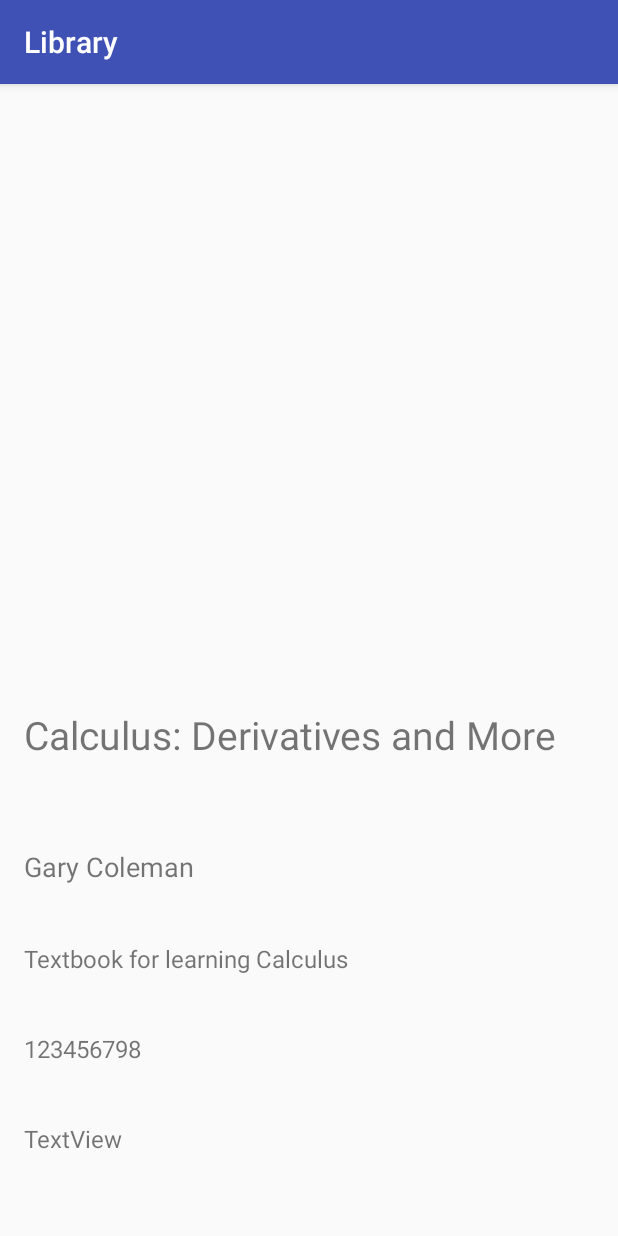
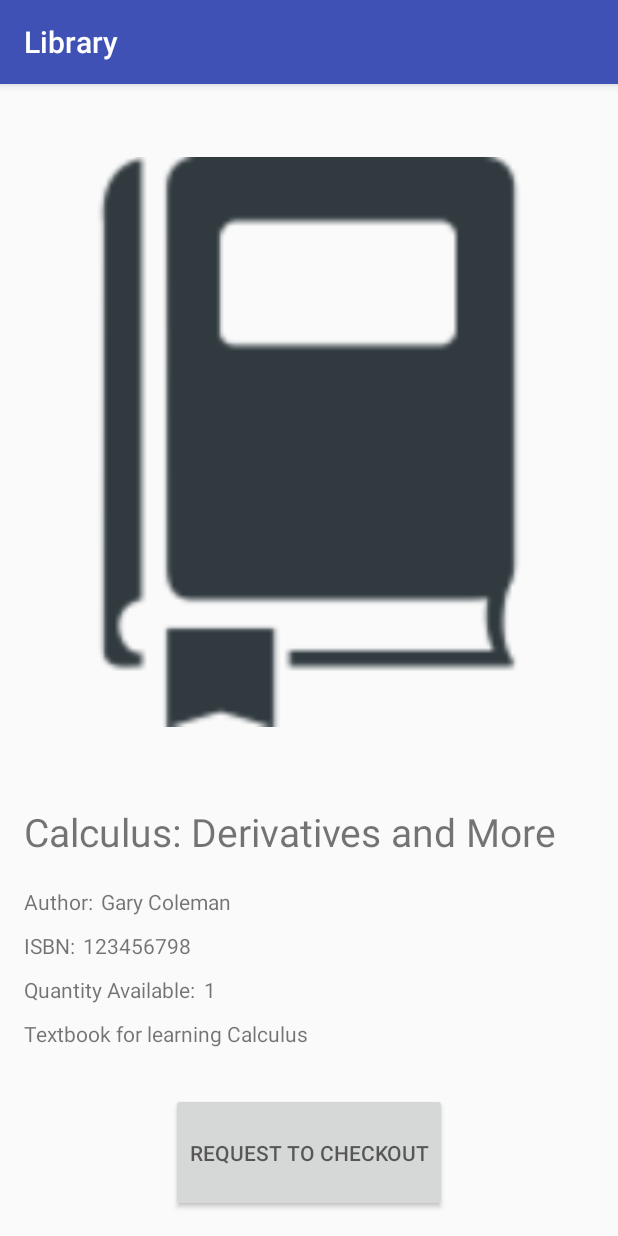
Before and after one commit to jcabrera31/Book, an Android app: the screen it shows after launch (BookDetailsActivity), after a tap on "Calculus: Derivatives and More", on a phone screen of 412 x 824 dp. Run offline under Robolectric (Android 15) with nearby library versions, the phone set to English and light mode, and no system bars.

Commit message:
new details layout

```diff
--- a/app/src/main/java/edu/orangecoastcollege/cs273/jcabrera31/book/Book.java
+++ b/app/src/main/java/edu/orangecoastcollege/cs273/jcabrera31/book/Book.java
@@ -14,29 +14,29 @@ public class Book {
     private String mDescription;
     private String mAuthor;
     private int mISBN;
-    private boolean isAvailable;
+    private int qtyAvail;
     private Uri mImageUri;
 
-    public Book(int mId, String mTitle, String mDescription, String mAuthor, int mISBN, boolean isAvailable, Uri mImageUri) {
-        this(mTitle,  mDescription,  mAuthor,  mISBN,  isAvailable,  mImageUri);
+    public Book(int mId, String mTitle, String mDescription, String mAuthor, int mISBN, int qty, Uri mImageUri) {
+        this(mTitle,  mDescription,  mAuthor,  mISBN,  qty,  mImageUri);
         this.mId = mId;
     }
 
-    public Book(String mTitle, String mDescription, String mAuthor, int mISBN, boolean isAvailable, Uri mImageUri) {
+    public Book(String mTitle, String mDescription, String mAuthor, int mISBN, int qty, Uri mImageUri) {
         this.mTitle = mTitle;
         this.mDescription = mDescription;
         this.mAuthor = mAuthor;
         this.mISBN = mISBN;
-        this.isAvailable = isAvailable;
+        this.qtyAvail = qty;
         this.mImageUri = mImageUri;
     }
 
-    public boolean isAvailable() {
-        return isAvailable;
+    public int getQty() {
+        return qtyAvail;
     }
 
-    public void setAvailable(boolean available) {
-        isAvailable = available;
+    public void setQty(int qtyAvail) {
+        this.qtyAvail = qtyAvail;
     }
 
     public String getTitle() {
--- a/app/src/main/java/edu/orangecoastcollege/cs273/jcabrera31/book/BookDetailsActivity.java
+++ b/app/src/main/java/edu/orangecoastcollege/cs273/jcabrera31/book/BookDetailsActivity.java
@@ -5,6 +5,7 @@ import android.content.Intent;
 import android.net.Uri;
 import android.os.Bundle;
 import android.support.v7.app.AppCompatActivity;
+import android.widget.Button;
 import android.widget.ImageView;
 import android.widget.TextView;
 
@@ -16,24 +17,23 @@ public class BookDetailsActivity extends AppCompatActivity {
         setContentView(R.layout.activity_book_details);
 
         ImageView bookImageView = (ImageView) findViewById(R.id.bookImageView);
+
         TextView bookTitleTextView = (TextView) findViewById(R.id.bookTitleTextView);
         TextView bookDescTextView = (TextView) findViewById(R.id.bookDescTextView);
         TextView bookAuthorTextView = (TextView) findViewById(R.id.bookAuthorTextView);
-        TextView  bookISBNView = (TextView) findViewById(R.id.bookISBNTextView);
-        TextView isAvailTextView = (TextView) findViewById(R.id.bookIsAvailTextView);
+        TextView bookISBNView = (TextView) findViewById(R.id.bookISBNTextView);
+        TextView bookQtyTextView = (TextView) findViewById(R.id.bookQtyTextView);
+
+        Button buttonReservebook = (Button) findViewById(R.id.buttonReservebook);
 
 
         Intent intent = getIntent();
-        String title = intent.getStringExtra("Title");
-        String desc = intent.getStringExtra("Desc");
-        String author = intent.getStringExtra("Author");
-        int isbn = intent.getIntExtra("ISBN",0);
 
-        bookTitleTextView.setText(title);
-        bookDescTextView.setText(desc);
-        bookAuthorTextView.setText(author);
-        bookISBNView.setText(String.valueOf(isbn));
-        //isAvailTextView.setText();
+        bookTitleTextView.setText(intent.getStringExtra("Title"));
+        bookDescTextView.setText(intent.getStringExtra("Desc"));
+        bookAuthorTextView.setText(intent.getStringExtra("Author"));
+        bookISBNView.setText(String.valueOf(intent.getIntExtra("ISBN",0)));
+        bookQtyTextView.setText(String.valueOf(intent.getIntExtra("Quantity",0)));
         bookImageView.setImageURI(Uri.parse(intent.getStringExtra("ImageUri")));
 
     }
--- a/app/src/main/java/edu/orangecoastcollege/cs273/jcabrera31/book/BookListActivity.java
+++ b/app/src/main/java/edu/orangecoastcollege/cs273/jcabrera31/book/BookListActivity.java
@@ -23,13 +23,6 @@ import java.util.List;
  */
 public class BookListActivity extends AppCompatActivity {
 
-
-    Context context = this;
-    ArrayList<Book> allbooks;
-
-
-    //newStuff
-
     private DBHelper db;
     BookListAdapter bookListAdapter;
     List<Book> bookList;
@@ -47,7 +40,7 @@ public class BookListActivity extends AppCompatActivity {
         db = new DBHelper(this);
 
         //testing
-        db.addBook(new Book("Calculus: Derivatives and More", "Textbook for learning Calculus", "Gary Coleman", 123456798, true, imageURI));
+        db.addBook(new Book("Calculus: Derivatives and More", "Textbook for learning Calculus", "Gary Coleman", 123456798, 1, imageURI));
 
         bookList = db.getAllBooks();
 
@@ -58,10 +51,12 @@ public class BookListActivity extends AppCompatActivity {
         bookListView = (ListView) findViewById(R.id.bookListView);
         bookListView.setAdapter(bookListAdapter);
 
-
     }
 
-
+    /**
+     *
+     * @param view
+     */
     public void viewBookDetails(View view)
     {
         if(view instanceof LinearLayout)
@@ -75,8 +70,7 @@ public class BookListActivity extends AppCompatActivity {
             detailsIntent.putExtra("Author", selected.getAuthor());
             detailsIntent.putExtra("Desc", selected.getDescription());
             detailsIntent.putExtra("ISBN", selected.getISBN());
-            detailsIntent.putExtra("Avail", selected.isAvailable());
-
+            detailsIntent.putExtra("Quantity", selected.getQty());
             detailsIntent.putExtra("ImageUri", selected.getImageUri().toString());
 
             startActivity(detailsIntent);
--- a/app/src/main/java/edu/orangecoastcollege/cs273/jcabrera31/book/BookListAdapter.java
+++ b/app/src/main/java/edu/orangecoastcollege/cs273/jcabrera31/book/BookListAdapter.java
@@ -4,6 +4,7 @@ import android.app.Activity;
 import android.content.Context;
 import android.content.res.AssetManager;
 import android.graphics.drawable.Drawable;
+import android.support.annotation.NonNull;
 import android.util.Log;
 import android.view.LayoutInflater;
 import android.view.View;
@@ -26,34 +27,35 @@ public class BookListAdapter extends ArrayAdapter<Book>{
 
     private Context mContext;
     private int mResourceId;
-    private List<Book> mAllBooksList = new ArrayList<>();
-
+    private List<Book> mBookList = new ArrayList<>();
 
 
     /**
-     * Parameterize constructor for this custom adapter.
-     * @param context The context from which the MusicEventAdapter was created.
-     * @param resourceId The layout resource id (e.g. R.layout.music_event_list_item)
-     * @param allBooks The ArrayList containing all Book objects.
+     *
+     * @param context
+     * @param resourceId
+     * @param allBooks
      */
     public BookListAdapter(Context context, int resourceId, List<Book> allBooks)
     {
         super(context, resourceId, allBooks);
         this.mResourceId = resourceId;
         this.mContext = context;
-        this.mAllBooksList = allBooks;
+        this.mBookList = allBooks;
     }
 
     /**
-     * Gets the view associated with the layout (sets ImageView and TextView content).
-     * @param pos The position of the MusicEvent selected.
-     * @param convertView The converted view.
-     * @param parent The parent - ArrayAdapter
-     * @return The new view with all content (ImageView and TextView) set.
+     *
+     * @param pos
+     * @param convertView
+     * @param parent
+     * @return
      */
+    @NonNull
+    @Override
     public View getView(int pos, View convertView, ViewGroup parent)
     {
-        final Book selectedBook = mAllBooksList.get(pos);
+        final Book selectedBook = mBookList.get(pos);
         LayoutInflater inflater = (LayoutInflater) mContext.getSystemService(Activity.LAYOUT_INFLATER_SERVICE);
         View view = inflater.inflate(mResourceId, null);
 
@@ -61,10 +63,12 @@ public class BookListAdapter extends ArrayAdapter<Book>{
         ImageView listItemImageView = (ImageView) view.findViewById(R.id.listItemImageView);
         TextView listItemTitleTextView = (TextView) view.findViewById(R.id.listItemTitleTextView);
         TextView listItemDescTextView = (TextView) view.findViewById(R.id.listItemDescTextView);
+        TextView listItemQtyTextView = (TextView) view.findViewById(R.id.listItemQtyTextView);
 
         linearLayoutBookListItem.setTag(selectedBook);
         listItemTitleTextView.setText(selectedBook.getTitle());
         listItemDescTextView.setText(selectedBook.getDescription());
+        listItemQtyTextView.setText(String.valueOf(selectedBook.getQty()));
         listItemImageView.setImageURI(selectedBook.getImageUri());
 
         return view;
--- a/app/src/main/java/edu/orangecoastcollege/cs273/jcabrera31/book/DBHelper.java
+++ b/app/src/main/java/edu/orangecoastcollege/cs273/jcabrera31/book/DBHelper.java
@@ -15,7 +15,7 @@ import java.util.ArrayList;
 class DBHelper extends SQLiteOpenHelper {
 
     //TASK 1: DEFINE THE DATABASE VERSION, NAME AND TABLE NAME
-    static final String DATABASE_NAME = "LibraryBooks";
+    static final String DATABASE_NAME = "ReservedTextBooks";
     private static final String DATABASE_TABLE = "Books";
     private static final int DATABASE_VERSION = 1;
 
@@ -26,7 +26,7 @@ class DBHelper extends SQLiteOpenHelper {
     private static final String FIELD_DESCRIPTION = "description";
     private static final String FIELD_AUTHOR = "author";
     private static final String FIELD_ISBN = "isbn";
-    private static final String FIELD_AVAILABLE = "available";
+    private static final String FIELD_QTY_AVAIL = "quantity";
     private static final String FIELD_IMAGE_URI = "image_uri";
 
 
@@ -42,7 +42,7 @@ class DBHelper extends SQLiteOpenHelper {
                 + FIELD_DESCRIPTION + " TEXT, "
                 + FIELD_AUTHOR + " TEXT, "
                 + FIELD_ISBN + " INTEGER, "
-                + FIELD_AVAILABLE + " INTEGER, "
+                + FIELD_QTY_AVAIL + " INTEGER, "
                 + FIELD_IMAGE_URI + " TEXT" + ")";
         database.execSQL (table);
     }
@@ -66,7 +66,7 @@ class DBHelper extends SQLiteOpenHelper {
         values.put(FIELD_DESCRIPTION, book.getDescription());
         values.put(FIELD_AUTHOR, book.getAuthor());
         values.put(FIELD_ISBN, book.getISBN());
-        values.put(FIELD_AVAILABLE, (book.isAvailable())? 1:0);
+        values.put(FIELD_QTY_AVAIL, book.getQty());
         values.put(FIELD_IMAGE_URI, book.getImageUri().toString());
 
         // INSERT THE ROW IN THE TABLE
@@ -82,7 +82,7 @@ class DBHelper extends SQLiteOpenHelper {
         //Cursor cursor = database.rawQuery(queryList, null);
         Cursor cursor = database.query(
                 DATABASE_TABLE,
-                new String[]{KEY_FIELD_ID, FIELD_TITLE, FIELD_DESCRIPTION, FIELD_AUTHOR, FIELD_ISBN, FIELD_AVAILABLE, FIELD_IMAGE_URI},
+                new String[]{KEY_FIELD_ID, FIELD_TITLE, FIELD_DESCRIPTION, FIELD_AUTHOR, FIELD_ISBN, FIELD_QTY_AVAIL, FIELD_IMAGE_URI},
                 null,
                 null,
                 null, null, null, null );
@@ -96,8 +96,8 @@ class DBHelper extends SQLiteOpenHelper {
                                 cursor.getString(2),//desc
                                 cursor.getString(3),//author
                                 cursor.getInt(4),//isbn
-                                (cursor.getInt(5) ==1),//available
-                                Uri.parse(cursor.getString(4))//imageUri
+                                cursor.getInt(5),//available
+                                Uri.parse(cursor.getString(6))//imageUri
                         );
                 bookList.add(book);
             } while (cursor.moveToNext());
@@ -105,7 +105,7 @@ class DBHelper extends SQLiteOpenHelper {
         return bookList;
     }
 
-    public void deleteTask(Book book){
+    public void deleteBook(Book book){
         SQLiteDatabase db = this.getWritableDatabase();
 
         // DELETE THE TABLE ROW
@@ -129,7 +129,7 @@ class DBHelper extends SQLiteOpenHelper {
         values.put(FIELD_DESCRIPTION, book.getDescription());
         values.put(FIELD_AUTHOR, book.getAuthor());
         values.put(FIELD_ISBN, book.getISBN());
-        values.put(FIELD_AVAILABLE, (book.isAvailable())? 1:0);
+        values.put(FIELD_QTY_AVAIL, book.getQty());
         values.put(FIELD_IMAGE_URI, book.getImageUri().toString());
 
         db.update(DATABASE_TABLE, values, KEY_FIELD_ID + " = ?",
@@ -142,7 +142,7 @@ class DBHelper extends SQLiteOpenHelper {
 
         Cursor cursor = db.query(
                 DATABASE_TABLE,
-                new String[]{KEY_FIELD_ID, FIELD_TITLE, FIELD_DESCRIPTION, FIELD_AUTHOR, FIELD_ISBN, FIELD_AVAILABLE, FIELD_IMAGE_URI},
+                new String[]{KEY_FIELD_ID, FIELD_TITLE, FIELD_DESCRIPTION, FIELD_AUTHOR, FIELD_ISBN, FIELD_QTY_AVAIL, FIELD_IMAGE_URI},
                 KEY_FIELD_ID + "=?",
                 new String[]{String.valueOf(id)},
                 null, null, null, null );
@@ -156,8 +156,8 @@ class DBHelper extends SQLiteOpenHelper {
                         cursor.getString(2),//desc
                         cursor.getString(3),//author
                         cursor.getInt(4),//isbn
-                        (cursor.getInt(5) ==1),//available
-                        Uri.parse(cursor.getString(4))//imageUri
+                        cursor.getInt(5),//available
+                        Uri.parse(cursor.getString(6))//imageUri
                 );
 
         db.close();
--- a/app/src/main/res/layout/activity_book.xml
+++ b/app/src/main/res/layout/activity_book.xml
@@ -52,13 +52,13 @@
         android:textSize="14sp" />
 
     <Button
-        android:text="@string/search_button"
+        android:text="@string/button_search"
         android:layout_width="wrap_content"
         android:layout_height="wrap_content"
         android:id="@+id/button"
-        android:textColor="@color/colorPrimaryDark"
         android:layout_gravity="center"
-        android:elevation="0dp" />
+        android:elevation="0dp"
+        android:textColor="@color/colorPrimaryDark" />
 
     <ListView
         android:layout_width="match_parent"
--- a/app/src/main/res/layout/activity_book_details.xml
+++ b/app/src/main/res/layout/activity_book_details.xml
@@ -14,53 +14,121 @@
 
     <ImageView
         android:layout_width="wrap_content"
-        android:layout_height="0dp"
+        android:layout_height="wrap_content"
 
         android:id="@+id/bookImageView"
-        android:layout_weight="10"
         android:layout_gravity="center_horizontal"
         android:layout_marginBottom="20dp"
         android:scaleType="fitCenter"
         android:adjustViewBounds="true"
-        app:srcCompat="@android:drawable/ic_menu_report_image" />
+        app:srcCompat="@android:drawable/ic_menu_report_image"
+        android:layout_weight="4" />
+
+    <LinearLayout
+        android:orientation="vertical"
+        android:layout_width="match_parent"
+        android:layout_height="wrap_content"
+        android:layout_weight="1">
 
         <TextView
             android:text="TextView"
             android:layout_width="match_parent"
-        android:layout_height="wrap_content"
             android:id="@+id/bookTitleTextView"
+            android:textSize="26sp"
+            android:layout_weight="2"
+            android:layout_height="wrap_content" />
+
+        <LinearLayout
+            android:orientation="horizontal"
+            android:layout_width="match_parent"
             android:layout_weight="1"
-        android:textSize="26sp"
-        android:layout_marginBottom="20dp" />
+            android:layout_height="wrap_content">
 
             <TextView
-        android:text="TextView"
-        android:layout_width="match_parent"
-        android:layout_height="wrap_content"
-        android:layout_weight="1"
-        android:textSize="18sp"
-        android:id="@+id/bookAuthorTextView" />
+                android:text="@string/author"
+                android:layout_width="wrap_content"
+                android:id="@+id/textView2"
+                android:textSize="14sp"
+                android:layout_height="wrap_content" />
 
             <TextView
-        android:text="TextView"
-        android:layout_width="match_parent"
+                android:layout_width="wrap_content"
+                android:textSize="14sp"
+                android:id="@+id/bookAuthorTextView"
+                android:layout_marginLeft="5dp"
                 android:layout_height="wrap_content"
-        android:id="@+id/bookDescTextView"
-        android:layout_weight="1"
-        android:textSize="16sp"/>
-    <TextView
-        android:text="TextView"
-        android:layout_width="match_parent"
-        android:layout_height="wrap_content"
-        android:id="@+id/bookISBNTextView"
-        android:layout_weight="1"
-        android:textSize="16sp"/>
-    <TextView
-        android:text="TextView"
-        android:layout_width="match_parent"
-        android:layout_height="wrap_content"
-        android:id="@+id/bookIsAvailTextView"
-        android:layout_weight="1"
-        android:textSize="16sp"/>
+                android:contentDescription="@string/author" />
 
         </LinearLayout>
+
+        <LinearLayout
+            android:orientation="horizontal"
+            android:layout_width="match_parent"
+            android:layout_weight="1"
+            android:layout_height="wrap_content">
+
+            <TextView
+                android:text="@string/isbn"
+                android:layout_width="wrap_content"
+                android:id="@+id/textView3"
+                android:textSize="14sp"
+                android:layout_height="wrap_content" />
+
+            <TextView
+                android:layout_width="wrap_content"
+                android:id="@+id/bookISBNTextView"
+                android:textSize="14sp"
+                android:layout_marginLeft="5dp"
+                android:layout_height="wrap_content" />
+
+        </LinearLayout>
+
+        <LinearLayout
+            android:orientation="horizontal"
+            android:layout_width="match_parent"
+            android:layout_weight="1"
+            android:layout_height="wrap_content">
+
+            <TextView
+                android:text="@string/details_quantity"
+                android:layout_width="wrap_content"
+                android:id="@+id/textView4"
+                android:textSize="14sp"
+                android:layout_height="wrap_content" />
+
+            <TextView
+                android:layout_width="wrap_content"
+                android:id="@+id/bookQtyTextView"
+                android:textSize="14sp"
+                android:layout_marginLeft="5dp"
+                android:layout_height="wrap_content"
+                android:text="@string/zero" />
+
+        </LinearLayout>
+
+        <LinearLayout
+            android:orientation="horizontal"
+            android:layout_width="match_parent"
+            android:layout_weight="3"
+            android:layout_height="wrap_content">
+
+            <TextView
+                android:layout_width="wrap_content"
+                android:id="@+id/bookDescTextView"
+                android:textSize="14sp"
+                android:layout_height="wrap_content"
+                android:contentDescription="@string/description" />
+        </LinearLayout>
+
+    </LinearLayout>
+
+    <Button
+        android:text="@string/button_select_book"
+        android:layout_width="wrap_content"
+        android:id="@+id/buttonReservebook"
+        android:layout_weight="1"
+        android:elevation="10dp"
+        android:layout_height="0dp"
+        android:layout_gravity="center" />
+
+</LinearLayout>
--- a/app/src/main/res/values/colors.xml
+++ b/app/src/main/res/values/colors.xml
@@ -1,7 +1,7 @@
 <?xml version="1.0" encoding="utf-8"?>
 <resources>
     <color name="colorPrimary">#3F51B5</color>
-    <color name="colorPrimaryDark">#303F9F</color>
+    <color name="colorPrimaryDark">#1c1d1e</color>
     <color name="colorAccent">#FF4081</color>
     <color name="title">#FF4081</color>
     <color name="primary_text_material_light">#0096ca</color>
--- a/app/src/main/res/values/strings.xml
+++ b/app/src/main/res/values/strings.xml
@@ -6,7 +6,14 @@
     <string name="search_title">Search Book Title</string>
     <string name="search_author">Search Author</string>
     <string name="search_isbn">Search ISBN</string>
-    <string name="search_button">Search</string>
+    <string name="button_search">Search</string>
+    <string name="quantity">Quantity: </string>
+    <string name="details_quantity">Quantity Available: </string>
+    <string name="author">Author: </string>
+    <string name="description">Description: </string>
+    <string name="isbn">ISBN: </string>
+    <string name="button_select_book">Request to Checkout</string>
+    <string name="zero">0</string>
 
 
 </resources>
```
Also changed, not shown: app/src/main/res/layout/book_list_item.xml (+43 -10 lines). Lines whose indentation alone changed are shown as unchanged.
